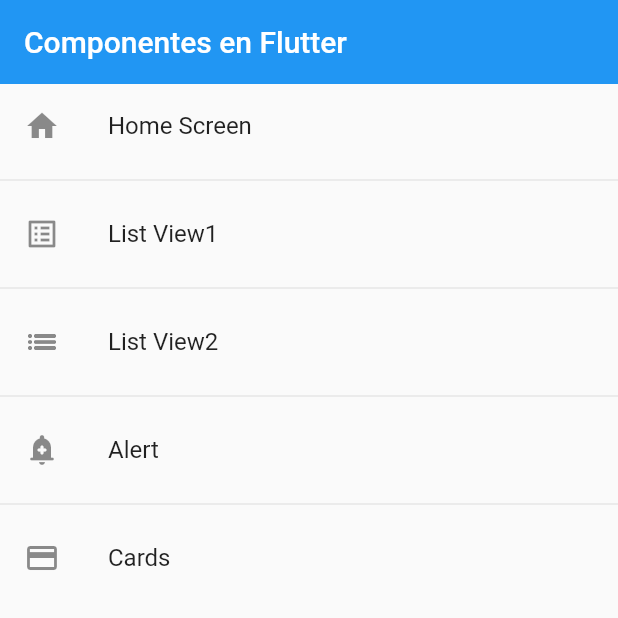
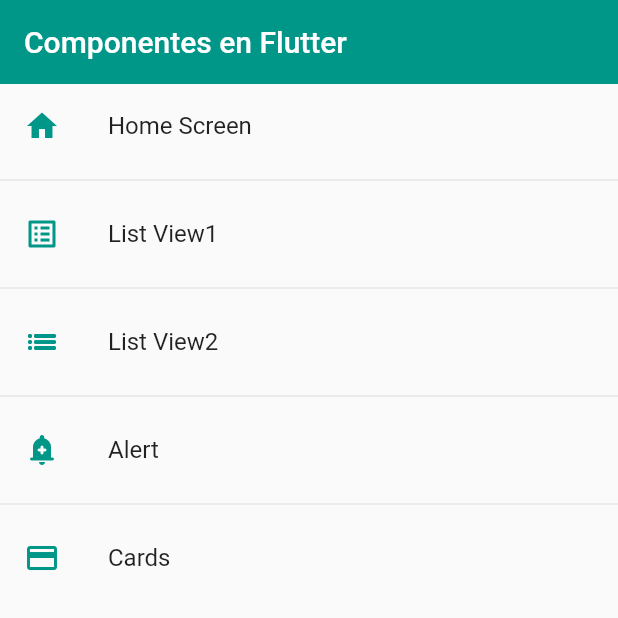
Before and after one commit to AaronMancera/AprenderFlutter, a Flutter app: the screen it shows after launch, on a phone screen of 412 x 824 dp, the top half of it. Run offline on Flutter 3.47's test engine with Material 2 defaults, Android fonts, the phone set to English and light mode, and no system bars.

Commit message:
[ Seccion6 ] Centralizando los temas de la aplicacion y los colores

```diff
--- a/flutter_application_probar_widget/lib/main.dart
+++ b/flutter_application_probar_widget/lib/main.dart
@@ -1,5 +1,6 @@
 import 'package:flutter/material.dart';
 import 'package:flutter_application_probar_widget/router/app_routes.dart';
+import 'package:flutter_application_probar_widget/theme/app_theme.dart';
 
 
 void main() => runApp(const MyApp());
@@ -13,20 +14,12 @@ class MyApp extends StatelessWidget {
     return MaterialApp(
       debugShowCheckedModeBanner: false,
       title: 'Material App',
-      // // Elevacion a clase statica
-      // initialRoute: AppRoutes.initialRoute,
       initialRoute: AppRoutes.initialRoute,
-      // routes:{
-      //   '/home':(context) => const HomeScreen(),
-      //   '/listview1':(context) => const Listview1Screen(),
-      //   '/listview2':(context) => const Listview2Screen(),
-      //   '/alert':(context) => const AlertScreen(),
-      //   '/card':(context) => const CardScreen(),
-      // },
-      // routes: AppRoutes.routes,
       routes: AppRoutes.getAppRoutes(),
       //Para trabajar con rutas dinamicas, es decir, rutas que no estan escritas arriba, que nos devolvera a la pantalla escrita en el return
       // onGenerateRoute: (settings) => AppRoutes.onGenerateRoute(settings),
+      //Esto cambiara el thema global de la app sin tener que ir uno a uno
+      theme: AppTheme.lightTheme,
     );
   }
 }
--- a/flutter_application_probar_widget/lib/screens/home_screen.dart
+++ b/flutter_application_probar_widget/lib/screens/home_screen.dart
@@ -1,4 +1,5 @@
 import 'package:flutter/material.dart';
+import 'package:flutter_application_probar_widget/theme/app_theme.dart';
 
 import '../router/app_routes.dart';
 
@@ -15,7 +16,10 @@ class HomeScreen extends StatelessWidget {
         ),
         body: ListView.separated(
             itemBuilder: (context, index) => ListTile(
-                  leading: Icon(menuOptions[index].icon),
+                  leading: Icon(
+                    menuOptions[index].icon,
+                    color: AppTheme.primaryColor,
+                  ),
                   title: Text(menuOptions[index].name),
                   onTap: () {
                     // // // Forma 1
--- a/flutter_application_probar_widget/lib/screens/listview1_screen.dart
+++ b/flutter_application_probar_widget/lib/screens/listview1_screen.dart
@@ -1,4 +1,5 @@
 import 'package:flutter/material.dart';
+import 'package:flutter_application_probar_widget/theme/app_theme.dart';
 
 class Listview1Screen extends StatelessWidget {
   final options = const [
@@ -23,7 +24,7 @@ class Listview1Screen extends StatelessWidget {
                 .map(
                   (game) => ListTile(
                     title: Text(game),
-                    trailing: const Icon(Icons.arrow_circle_right_outlined),
+                    trailing: const Icon(Icons.arrow_circle_right_outlined,color: AppTheme.primaryColor,),
                   ),
                 )
                 .toList(),
--- a/flutter_application_probar_widget/lib/screens/listview2_screen .dart
+++ b/flutter_application_probar_widget/lib/screens/listview2_screen .dart
@@ -14,8 +14,9 @@ class Listview2Screen extends StatelessWidget {
     return Scaffold(
         appBar: AppBar(
           title: const Text("Listview Tipo 2"),
-          elevation: 0,
-          backgroundColor: Colors.teal,
+          // Ya esta modificado en el theme del main
+          // elevation: 0,
+          // backgroundColor: Colors.teal,
         ),
         body: ListView.separated(
           //cantidad en la lista
--- /dev/null
+++ b/flutter_application_probar_widget/lib/theme/app_theme.dart
@@ -0,0 +1,25 @@
+import 'package:flutter/material.dart';
+
+class AppTheme {
+  static const Color primaryColor = Colors.teal;
+  //LightTheme
+  static final ThemeData lightTheme = ThemeData.light().copyWith(
+    //Color primario
+    primaryColor: primaryColor,
+    //AppBar Theme
+    appBarTheme: const AppBarTheme(
+      color: primaryColor,
+      elevation: 0,
+    ),
+  );
+  //DarkTheme
+  static final ThemeData darkTheme = ThemeData.dark().copyWith(
+    //Color primario
+    primaryColor: primaryColor,
+    //AppBar Theme
+    appBarTheme: const AppBarTheme(
+      color: primaryColor,
+      elevation: 0,
+    ),
+  );
+}
```
